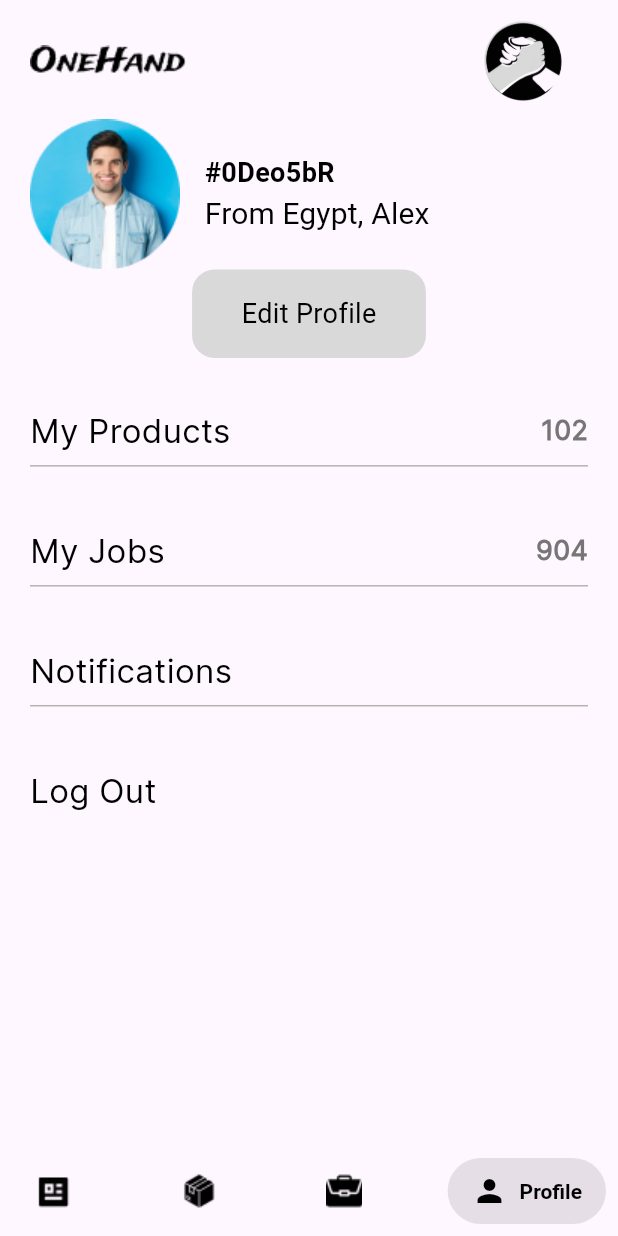
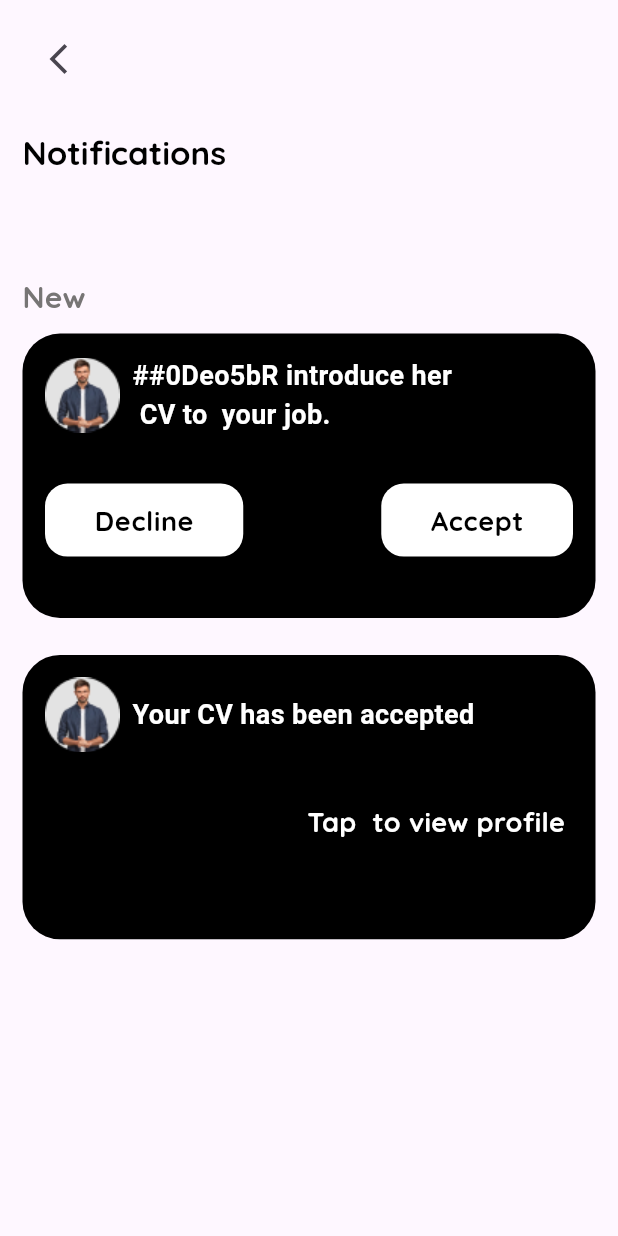
Before and after one commit to Ahmeedkhaled/one_hand, a Flutter app: the screen it shows after launch, item 4 of the bottom bar chosen, after a tap on "Notifications", on a phone screen of 412 x 824 dp. Run offline on Flutter 3.47's test engine with Material 3 defaults, Android fonts, the phone set to English and light mode, and no system bars; drawn by our look-alikes of salomon_bottom_bar; our stand-ins replace flutter_bloc, google_fonts.

Commit message:
edit in notifcation

```diff
--- a/lib/core/utils/routes.dart
+++ b/lib/core/utils/routes.dart
@@ -4,8 +4,7 @@ class RoutesNames {
   static const String registerScreen = "Register_screen";
   static const String getStarted = "GetStarted";
   static const String forgetPassword = "forget_password";
-    static const String secondRegister = "second_register";
-        static const String homePage = "home_page";
-
-
+  static const String secondRegister = "second_register";
+  static const String homePage = "home_page";
+  static const String notificationsPage = "notifications_page";
 }
--- a/lib/main.dart
+++ b/lib/main.dart
@@ -7,6 +7,7 @@ import 'package:one_hand/view/base/auth/register/register.dart';
 import 'package:one_hand/view/base/auth/register/second_register.dart';
 import 'package:one_hand/view/base/get_started/get_start.dart';
 import 'package:one_hand/view/base/home/home_page.dart';
+import 'package:one_hand/view/base/home/profile/notifications/notifications.dart';
 import 'package:one_hand/view/base/splash/splash_screen.dart';
 
 void main() {
@@ -29,6 +30,7 @@ class MyApp extends StatelessWidget {
         RoutesNames.forgetPassword: (context) => ForgetPassword(),
         RoutesNames.secondRegister: (context) => const SecondRegister(),
         RoutesNames.homePage: (context) => const HomePage(),
+        RoutesNames.notificationsPage: (context) => const Notifications(),
       },
       theme: MyTheme.lightMode,
     );
--- a/lib/view/base/home/blog/blog.dart
+++ b/lib/view/base/home/blog/blog.dart
@@ -3,7 +3,6 @@ import 'package:one_hand/view/base/home/blog/widget/blog_footer.dart';
 import 'package:one_hand/view/base/home/blog/widget/blog_header.dart';
 import 'package:one_hand/view/base/home/blog/widget/blog_post.dart';
 import 'package:one_hand/view/base/home/blog/widget/blog_search.dart';
-
 
 class Blog extends StatefulWidget {
   const Blog({Key? key}) : super(key: key);
@@ -25,10 +24,17 @@ class _BlogState extends State<Blog> {
               children: [
                 const BlogHeader(),
                 const BlogSearch(),
+                SizedBox(height: MediaQuery.of(context).size.height * 0.04),
                 const BlogPost(),
+                SizedBox(height: MediaQuery.of(context).size.height * 0.004),
                 const BlogFooter(),
                 SizedBox(height: MediaQuery.of(context).size.height * 0.04),
                 const BlogPost(),
+                SizedBox(height: MediaQuery.of(context).size.height * 0.004),
+                const BlogFooter(),
+                SizedBox(height: MediaQuery.of(context).size.height * 0.04),
+                const BlogPost(),
+                SizedBox(height: MediaQuery.of(context).size.height * 0.004),
                 const BlogFooter(),
               ],
             ),
--- a/lib/view/base/home/blog/widget/blog_footer.dart
+++ b/lib/view/base/home/blog/widget/blog_footer.dart
@@ -7,9 +7,7 @@ class BlogFooter extends StatelessWidget{
 
   @override
   Widget build(BuildContext context) {
-  return SizedBox(
-      height: MediaQuery.of(context).size.height * 0.004,
-      child: Container(
+  return Container(
     padding: const EdgeInsets.all(15),
     width: MediaQuery.of(context).size.width,
     height: MediaQuery.of(context).size.height * 0.08,
@@ -28,7 +26,6 @@ class BlogFooter extends StatelessWidget{
         Image.asset(AppImages.shareLogo),
       ],
     ),
-      ),
   );
   }
 
--- /dev/null
+++ b/lib/view/base/home/profile/notifications/notifications.dart
@@ -0,0 +1,149 @@
+import 'package:flutter/material.dart';
+import 'package:google_fonts/google_fonts.dart';
+import 'package:one_hand/core/utils/images.dart';
+import 'package:one_hand/my_theme.dart';
+import 'package:one_hand/view/base/home/profile/notifications/widget/notification_card.dart';
+
+class Notifications extends StatelessWidget {
+  const Notifications({super.key});
+
+  @override
+  Widget build(BuildContext context) {
+    return Scaffold(
+      body: SafeArea(
+        child: SingleChildScrollView(
+          padding: const EdgeInsets.all(15.0),
+          child: Column(
+            crossAxisAlignment: CrossAxisAlignment.start,
+            children: [
+              IconButton(
+                onPressed: () {
+                  Navigator.pop(context);
+                },
+                icon: const Icon(Icons.arrow_back_ios_new_outlined),
+              ),
+              SizedBox(
+                height: MediaQuery.of(context).size.height * 0.03,
+              ),
+              Text(
+                "Notifications",
+                style: GoogleFonts.quicksand(
+                  textStyle: Theme.of(context).textTheme.titleLarge!.copyWith(
+                        fontSize: 22,
+                        color: MyTheme.blackColor,
+                      ),
+                ),
+              ),
+              SizedBox(
+                height: MediaQuery.of(context).size.height * 0.07,
+              ),
+              NotificationCard(
+                title: "New",
+                image: AppImages.personLogo,
+                content: "##0Deo5bR introduce her \n CV to  your job.  ",
+                buttons: [
+                  ElevatedButton(
+                    onPressed: () {},
+                    style: ElevatedButton.styleFrom(
+                      elevation: 0,
+                      shape: RoundedRectangleBorder(
+                        borderRadius: BorderRadius.circular(15),
+                      ),
+                      padding: EdgeInsets.symmetric(
+                        horizontal: MediaQuery.of(context).size.width * 0.08,
+                        vertical: MediaQuery.of(context).size.height * 0.015,
+                      ),
+                      backgroundColor: const Color(0xffFFFFFF),
+                    ),
+                    child: Text(
+                      "Decline",
+                      style: GoogleFonts.quicksand(
+                        textStyle:
+                            Theme.of(context).textTheme.bodySmall!.copyWith(
+                                  color: MyTheme.blackColor,
+                                  fontSize: 18,
+                                  fontWeight: FontWeight.w700,
+                                ),
+                      ),
+                    ),
+                  ),
+                  ElevatedButton(
+                    onPressed: () {},
+                    style: ElevatedButton.styleFrom(
+                      elevation: 0,
+                      shape: RoundedRectangleBorder(
+                        borderRadius: BorderRadius.circular(15),
+                      ),
+                      padding: EdgeInsets.symmetric(
+                        horizontal: MediaQuery.of(context).size.width * 0.08,
+                        vertical: MediaQuery.of(context).size.height * 0.015,
+                      ),
+                      backgroundColor: const Color(0xffFFFFFF),
+                    ),
+                    child: Text(
+                      "Accept",
+                      style: GoogleFonts.quicksand(
+                        textStyle:
+                            Theme.of(context).textTheme.bodySmall!.copyWith(
+                                  color: MyTheme.blackColor,
+                                  fontSize: 18,
+                                  fontWeight: FontWeight.w700,
+                                ),
+                      ),
+                    ),
+                  ),
+                ],
+              ),
+              SizedBox(
+                height: MediaQuery.of(context).size.height * 0.03,
+              ),
+              Column(
+                crossAxisAlignment: CrossAxisAlignment.end,
+                children: [
+                  Container(
+                    padding: const EdgeInsets.all(15),
+                    width: MediaQuery.of(context).size.width,
+                    height: MediaQuery.of(context).size.height * 0.23,
+                    decoration: BoxDecoration(
+                      color: MyTheme.blackColor,
+                      borderRadius: BorderRadius.circular(25),
+                    ),
+                    child: Column(
+                      crossAxisAlignment: CrossAxisAlignment.end,
+                      children: [
+                        Row(
+                          children: [
+                            Image.asset(AppImages.personLogo),
+                            SizedBox(
+                              width: MediaQuery.of(context).size.width * 0.02,
+                            ),
+                            Text(
+                              "Your CV has been accepted ",
+                              style: Theme.of(context).textTheme.bodyMedium,
+                            ),
+                          ],
+                        ),
+                        SizedBox(
+                          height: MediaQuery.of(context).size.height * 0.04,
+                        ),
+                        Text(
+                          "Tap  to view profile ",
+                          style: GoogleFonts.quicksand(
+                              textStyle: Theme.of(context)
+                                  .textTheme
+                                  .bodyMedium!
+                                  .copyWith(fontWeight: FontWeight.w700)),
+                        ),
+                      ],
+                    ),
+                  ),
+                ],
+              )
+              // Repeat similar pattern for other notifications
+            ],
+          ),
+        ),
+      ),
+    );
+  }
+}
--- /dev/null
+++ b/lib/view/base/home/profile/notifications/widget/notification_card.dart
@@ -0,0 +1,69 @@
+import 'package:flutter/material.dart';
+import 'package:google_fonts/google_fonts.dart';
+import 'package:one_hand/my_theme.dart';
+
+class NotificationCard extends StatelessWidget {
+   String? title;
+   String? image;
+   String? content;
+   List<Widget> buttons;
+
+   NotificationCard({
+    super.key,
+    required this.title,
+    required this.image,
+    required this.content,
+    required this.buttons,
+  });
+
+  @override
+  Widget build(BuildContext context) {
+    return Column(
+      crossAxisAlignment: CrossAxisAlignment.start,
+      children: [
+        Padding(
+          padding: const EdgeInsets.symmetric(vertical: 10.0),
+          child: Text(
+            title??'',
+            style: GoogleFonts.quicksand(
+              textStyle: Theme.of(context).textTheme.titleSmall,
+            ),
+          ),
+        ),
+        Container(
+          padding: const EdgeInsets.all(15),
+          width: MediaQuery.of(context).size.width,
+          height: MediaQuery.of(context).size.height * 0.23,
+          decoration: BoxDecoration(
+            color: MyTheme.blackColor,
+            borderRadius: BorderRadius.circular(25),
+          ),
+          child: Column(
+            crossAxisAlignment: CrossAxisAlignment.start,
+            children: [
+              Row(
+                children: [
+                  Image.asset(image??""),
+                  SizedBox(
+                    width: MediaQuery.of(context).size.width * 0.02,
+                  ),
+                  Text(
+                    content??"",
+                    style: Theme.of(context).textTheme.bodyMedium,
+                  ),
+                ],
+              ),
+              SizedBox(
+                height: MediaQuery.of(context).size.height * 0.04,
+              ),
+              Row(
+                mainAxisAlignment: MainAxisAlignment.spaceBetween,
+                children: buttons,
+              )
+            ],
+          ),
+        ),
+      ],
+    );
+  }
+}
--- a/lib/view/base/home/profile/profile.dart
+++ b/lib/view/base/home/profile/profile.dart
@@ -3,7 +3,6 @@ import 'package:one_hand/core/utils/routes.dart';
 import 'package:one_hand/view/base/home/profile/widget/profile_header.dart';
 import 'package:one_hand/view/base/home/profile/widget/profile_info.dart';
 import 'package:one_hand/view/base/home/profile/widget/profile_section.dart';
-
 
 class Profile extends StatefulWidget {
   const Profile({Key? key}) : super(key: key);
@@ -33,7 +32,13 @@ class _ProfileState extends State<Profile> {
                 const Divider(thickness: 1, color: Color(0xffBAB1B1)),
                 BuildSection(title: "My Jobs", count: "904", onTap: () {}),
                 const Divider(thickness: 1, color: Color(0xffBAB1B1)),
-                BuildSection(title: "Notifications", count: null, onTap: () {}),
+                BuildSection(
+                    title: "Notifications",
+                    count: null,
+                    onTap: () {
+                      Navigator.of(context)
+                          .pushNamed(RoutesNames.notificationsPage);
+                    }),
                 const Divider(thickness: 1, color: Color(0xffBAB1B1)),
                 BuildSection(
                     title: "Log Out",
```
Also changed, not shown: pubspec.yaml (+8 -2 lines), pubspec.lock, 1 other file. Lines whose indentation alone changed are shown as unchanged.
